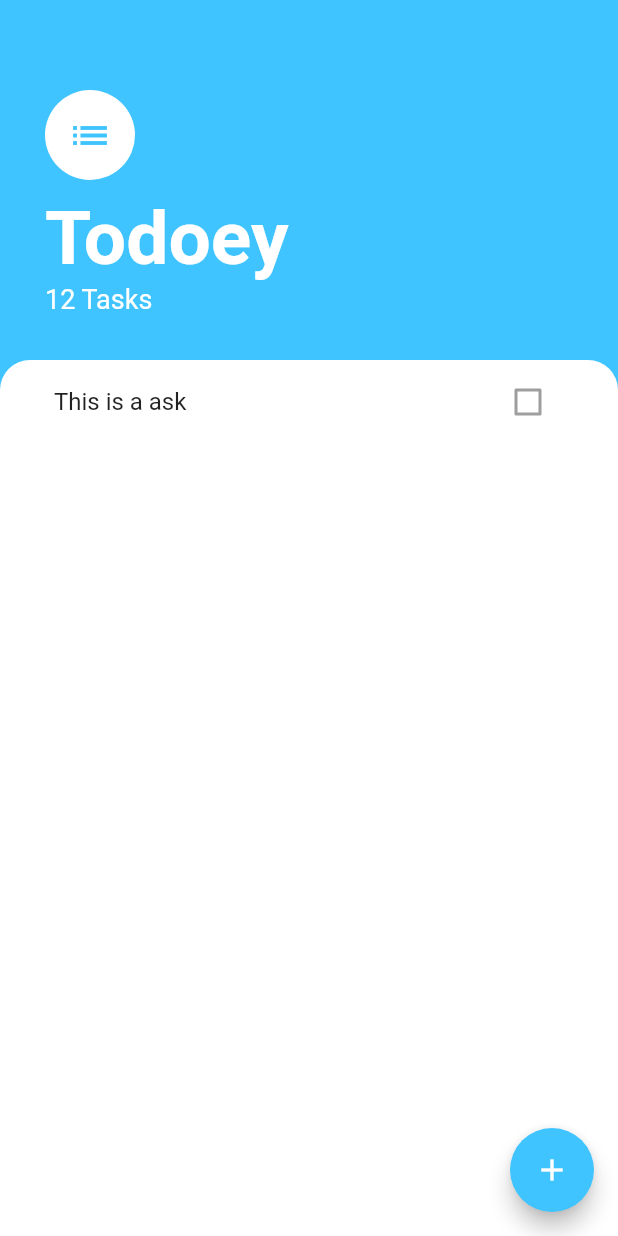
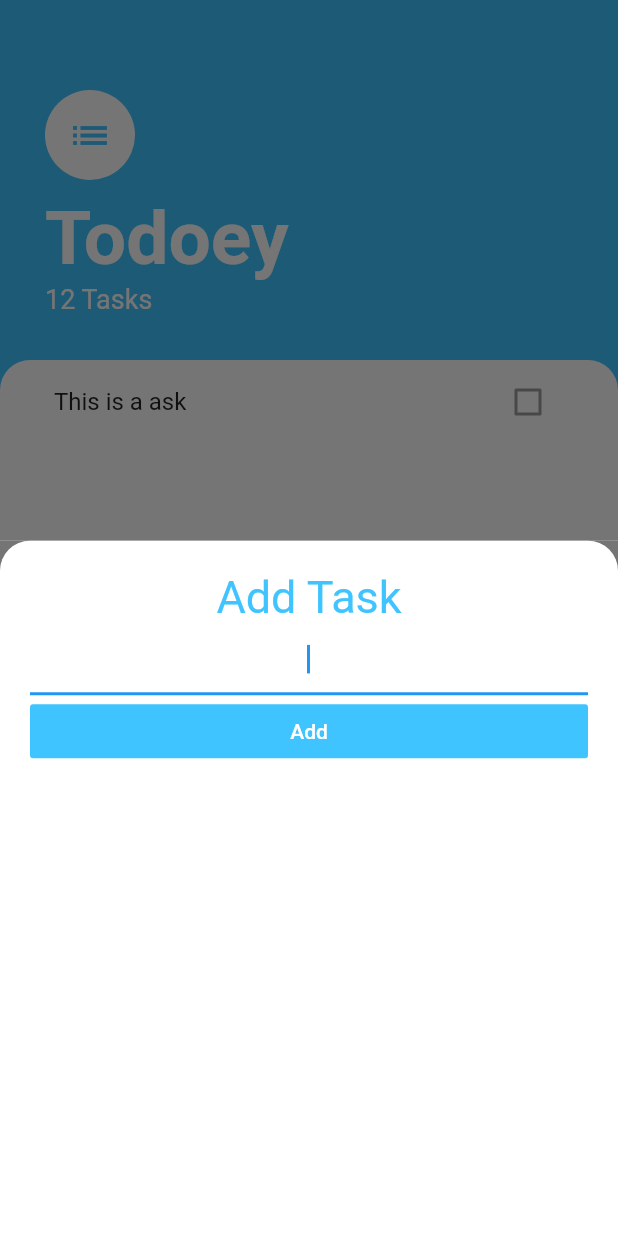
Before and after one commit to mosamy19/todoey_flutter, a Flutter app: the screen it shows after launch, after a tap on the "add" icon, on a phone screen of 412 x 824 dp. Run offline on Flutter 3.47's test engine with Material 2 defaults, Android fonts, the phone set to English and light mode, and no system bars.

```diff
--- /dev/null
+++ b/lib/screens/add_task_screen.dart
@@ -0,0 +1,47 @@
+import 'package:flutter/material.dart';
+
+class AddTaskScreen extends StatelessWidget {
+  @override
+  Widget build(BuildContext context) {
+    return Container(
+      color: Color(0xFF757575),
+      child: Container(
+        padding: EdgeInsets.all(20.0),
+        decoration: BoxDecoration(
+          color: Colors.white,
+          borderRadius: BorderRadius.only(
+            topLeft: Radius.circular(20.0),
+            topRight: Radius.circular(20.0),
+          ),
+        ),
+        child: Column(
+          crossAxisAlignment: CrossAxisAlignment.stretch,
+          children: <Widget>[
+            Text(
+              'Add Task',
+              textAlign: TextAlign.center,
+              style: TextStyle(
+                fontSize: 30,
+                color: Colors.lightBlueAccent,
+              ),
+            ),
+            TextField(
+              autofocus: true,
+              textAlign: TextAlign.center,
+            ),
+            FlatButton(
+              onPressed: () {},
+              child: Text(
+                "Add",
+                style: TextStyle(
+                  color: Colors.white,
+                ),
+              ),
+              color: Colors.lightBlueAccent,
+            ),
+          ],
+        ),
+      ),
+    );
+  }
+}
--- a/lib/screens/tasks_screen.dart
+++ b/lib/screens/tasks_screen.dart
@@ -1,6 +1,7 @@
 import 'package:flutter/cupertino.dart';
 import 'package:flutter/material.dart';
 import 'package:todoeyflutter/widgets/tasks_list.dart';
+import 'add_task_screen.dart';
 
 class TasksScreen extends StatelessWidget {
   @override
@@ -72,7 +73,10 @@ class TasksScreen extends StatelessWidget {
         child: Icon(
           Icons.add,
         ),
-        onPressed: () {},
+        onPressed: () {
+          showModalBottomSheet(
+              context: context, builder: (context) => AddTaskScreen());
+        },
       ),
     );
   }
```
